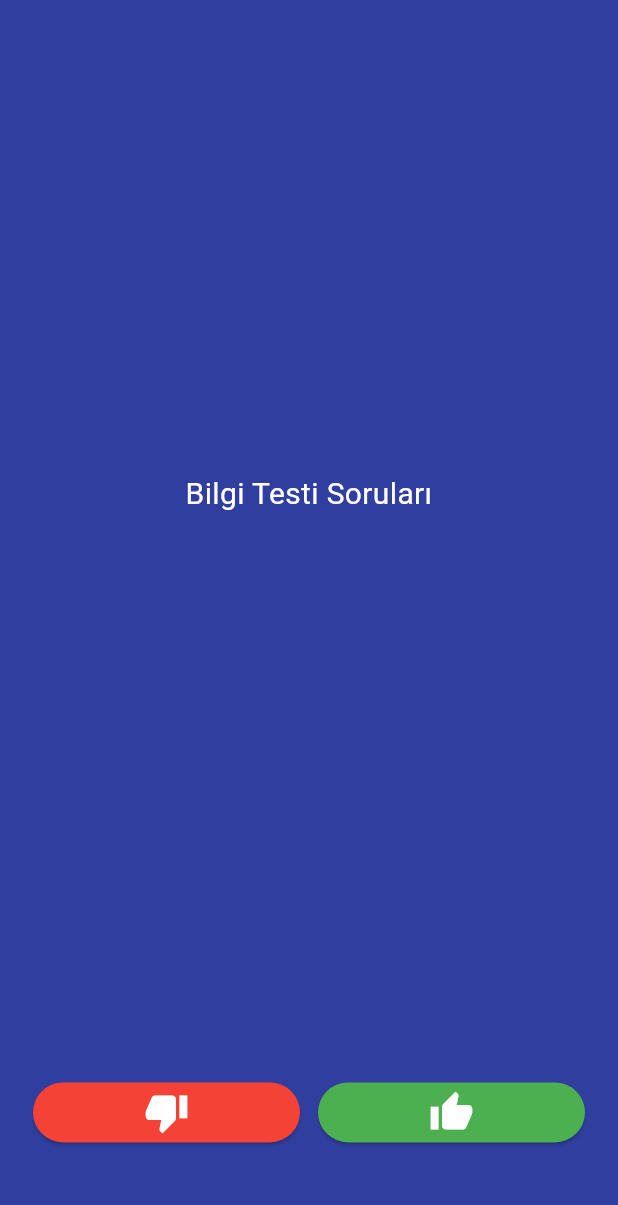
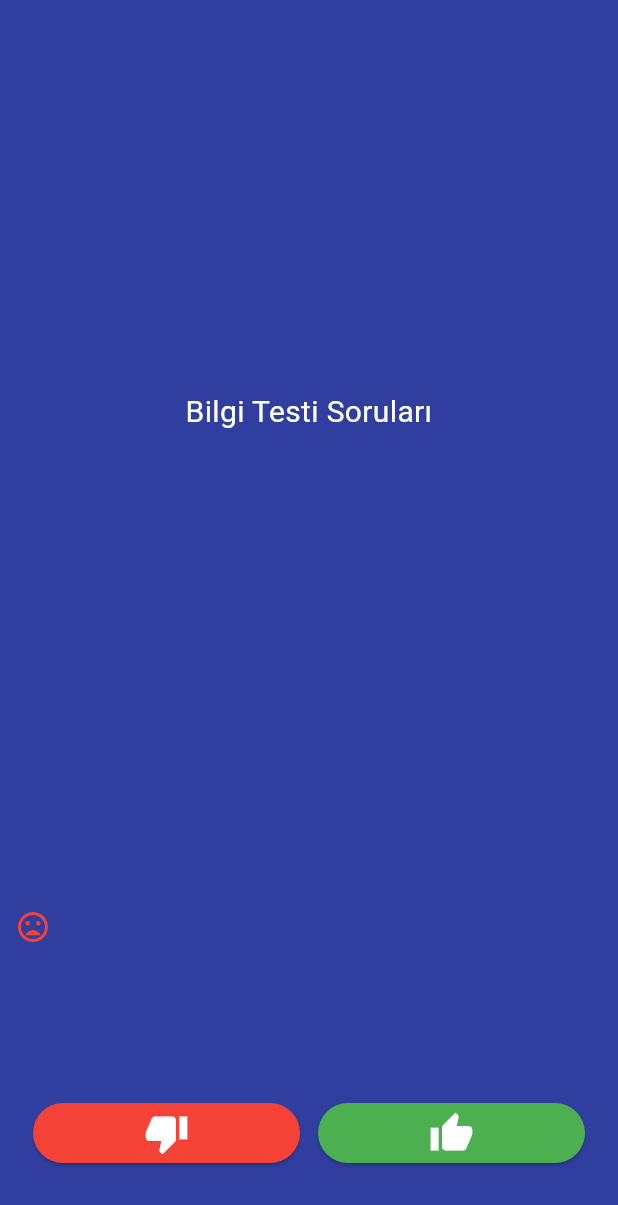
Before and after one commit to 0Suphan0/question_answer, a Flutter app: the screen it shows after launch, after a tap on the "thumb down" icon, on a phone screen of 412 x 824 dp. Shown: the top 1205 px of the screen. Run offline on Flutter 3.47's test engine with Material 3 defaults, Android fonts, the phone set to English and light mode, and no system bars.

Commit message:
constants olusturuldu, iconlar hazırlandı.

```diff
--- /dev/null
+++ b/lib/constants.dart
@@ -0,0 +1,4 @@
+import 'package:flutter/material.dart';
+
+Icon iconMood = Icon(Icons.mood,color: Colors.green);
+Icon iconBadMood= Icon(Icons.mood_bad,color: Colors.red);
--- a/lib/main.dart
+++ b/lib/main.dart
@@ -1,4 +1,5 @@
 import 'package:flutter/material.dart';
+import 'package:question_answer/constants.dart';
 
 void main() => runApp(BilgiTesti());
 
@@ -24,6 +25,12 @@ class SoruSayfasi extends StatefulWidget {
 }
 
 class _SoruSayfasiState extends State<SoruSayfasi> {
+
+ List<Widget> icons=[
+
+ ];
+
+
   @override
   Widget build(BuildContext context) {
     return Column(
@@ -46,6 +53,8 @@ class _SoruSayfasiState extends State<SoruSayfasi> {
             ),
           ),
         ),
+        Expanded(child: Row(children: icons,))
+        ,
         Expanded(
           flex: 1,
           child: Padding(
@@ -63,7 +72,12 @@ class _SoruSayfasiState extends State<SoruSayfasi> {
                             size: 30.0,
                             color: Colors.white, // Icon rengi
                           ),
-                          onPressed: () {},
+                          onPressed: () {
+                            setState(() {
+
+                            });
+                            icons.add(iconBadMood);
+                          },
                         ))),
                 Expanded(
                     child: Padding(
@@ -77,7 +91,13 @@ class _SoruSayfasiState extends State<SoruSayfasi> {
                             size: 30.0,
                             color: Colors.white, // Icon rengi
                           ),
-                          onPressed: () {},
+                          onPressed: () {
+                          setState(() {
+
+                          });
+                          icons.add(iconMood);
+
+                          },
                         ))),
               ])),
         )
```
